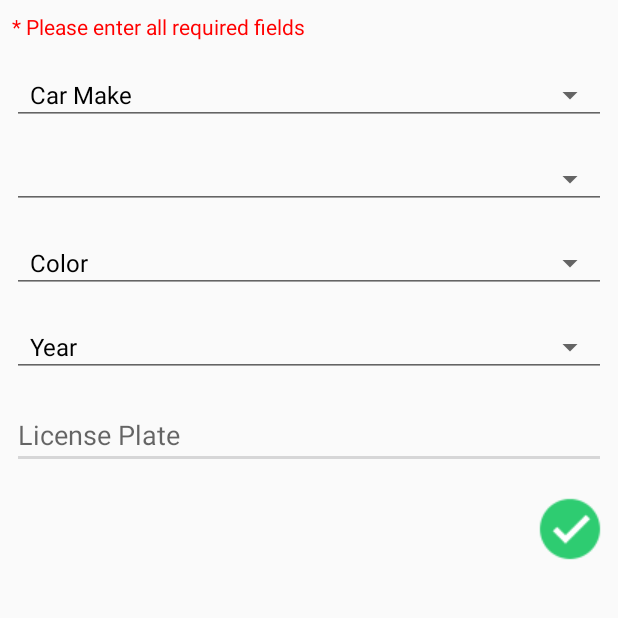
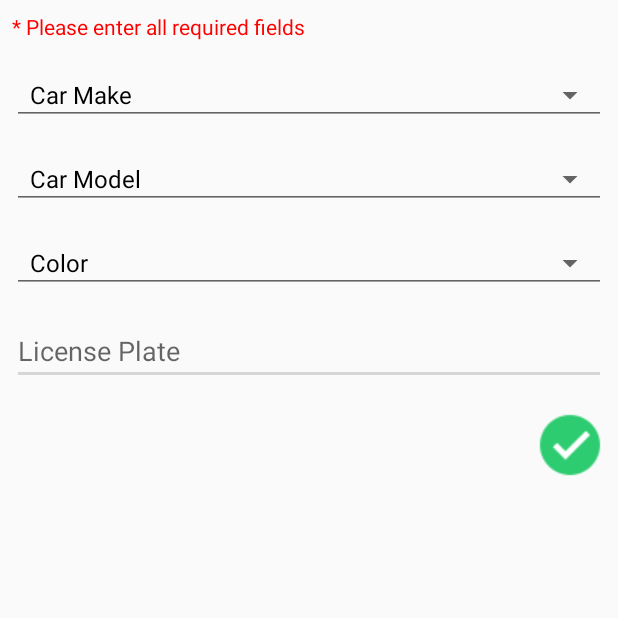
Before and after one commit to stephenfung98/OpenSpot, an Android app: the VehicleInfoActivity screen opened directly, with no data from a screen before it, on a phone screen of 412 x 824 dp, the top half of it. Run offline under Robolectric (Android 15) with nearby library versions, the phone set to English and light mode, and no system bars; our stand-ins replace Firebase (no records; nobody signed in at launch, a user with empty details on screens opened directly).

Commit message:
Implemented Firebase FireStore
-Implemented Firebase FireStore
-When user inputs their data and clicks the checkmark image button, their vehicle information will be stored on the database.

```diff
--- a/Android/MyApplication/app/build.gradle
+++ b/Android/MyApplication/app/build.gradle
@@ -37,6 +37,7 @@ dependencies {
     implementation 'com.google.firebase:firebase-database:16.0.1'
     implementation 'com.google.firebase:firebase-storage:16.0.1'
     implementation 'com.google.firebase:firebase-auth:16.1.0'
+    implementation 'com.google.firebase:firebase-firestore:18.0.1'
     implementation 'com.google.android.gms:play-services-auth:16.0.0'
     implementation 'com.google.firebase:firebase-core:9.6.1'
     implementation 'com.google.android.gms:play-services-maps:16.1.0'
--- a/Android/MyApplication/app/src/main/java/com/example/openspot/MainActivity.kt
+++ b/Android/MyApplication/app/src/main/java/com/example/openspot/MainActivity.kt
@@ -51,7 +51,7 @@ class MainActivity : AppCompatActivity() {
 
             if (resultCode == Activity.RESULT_OK) {
                 // Successfully signed in
-                val intent = Intent(this@MainActivity, NavigationActivity::class.java)
+                val intent = Intent(this@MainActivity, VehicleInfoActivity::class.java)
                 startActivity(intent)
                 finish()
             }
--- a/Android/MyApplication/app/src/main/java/com/example/openspot/VehicleInfoActivity.kt
+++ b/Android/MyApplication/app/src/main/java/com/example/openspot/VehicleInfoActivity.kt
@@ -1,60 +1,97 @@
 package com.example.openspot
 
-import android.content.Intent
 import android.support.v7.app.AppCompatActivity
 import android.os.Bundle
-import android.widget.ArrayAdapter
-import android.widget.Spinner
+import android.util.Log
+import android.view.View
+import com.google.firebase.firestore.FirebaseFirestore
+import android.content.Intent
+import android.widget.*
+import android.widget.EditText
+import kotlinx.android.synthetic.main.activity_vehicle_info.*
 
-class VehicleInfoActivity : AppCompatActivity() {
+
+class VehicleInfoActivity : AppCompatActivity(){
+
+    companion object {
+        const val TAG = "VehicleInfoActivity"
+    }
+    private val db = FirebaseFirestore.getInstance()
 
     override fun onCreate(savedInstanceState: Bundle?) {
         super.onCreate(savedInstanceState)
         setTheme(R.style.AppTheme)
         setContentView(R.layout.activity_vehicle_info)
 
-        val list = arrayListOf("Ford","Honda","Nissan","Toyota","Volkswagen","Car Make")
-        val listSize = list.size -1
-
+        //*****************Car Make Spinner********************//
+        val carMake = arrayListOf("Ford","Honda","Nissan","Toyota","Volkswagen","Car Make")
+        val carMakeSize = carMake.size -1
         val spinner: Spinner = findViewById(R.id.spinner)
-
-        val dataAdapter = object : ArrayAdapter<String>(this, android.R.layout.simple_spinner_dropdown_item, list) {
+        val dataAdapter = object : ArrayAdapter<String>(this, android.R.layout.simple_spinner_dropdown_item, carMake) {
             override fun getCount(): Int {
-                return listSize // Truncate the list
+                return carMakeSize // Truncate the list
             }
         }
         dataAdapter.setDropDownViewResource(android.R.layout.simple_spinner_dropdown_item)
         spinner.adapter = dataAdapter
-        spinner.setSelection(listSize)
+        spinner.setSelection(carMakeSize)
 
-        val list3 = arrayListOf("Black","Blue","Green","Red","White","Color")
-        val listSize3 = list.size -1
 
+        //*****************Car Model Spinner********************//
+        val carModel = arrayListOf("Mercury","Jupiter","Venus","Earth","Saturn","Car Model")
+        val carModelSize = carModel.size -1
+        val spinner2: Spinner = findViewById(R.id.spinner2)
+        val dataAdapter2 = object : ArrayAdapter<String>(this, android.R.layout.simple_spinner_dropdown_item, carModel) {
+            override fun getCount(): Int {
+                return carModelSize // Truncate the list
+            }
+        }
+        dataAdapter.setDropDownViewResource(android.R.layout.simple_spinner_dropdown_item)
+        spinner2.adapter = dataAdapter2
+        spinner2.setSelection(carModelSize)
+
+
+        //*****************Car Color Spinner********************//
+        val carColor = arrayListOf("Aluminum", "Beige", "Black", "Blue",
+            "Brown", "Bronze", "Claret", "Copper", "Cream", "Gold", "Gray", "Green",
+            "Maroon", "Metallic", "Navy", "Orange", "Pink", "Purple", "Red", "Rose",
+            "Rust", "Silver", "Tan", "Turquoise", "White", "Yellow","Color")
+        val carColorSize = carColor.size -1
         val spinner3: Spinner = findViewById(R.id.spinner3)
-
-        val dataAdapter3 = object : ArrayAdapter<String>(this, android.R.layout.simple_spinner_dropdown_item, list3) {
+        val dataAdapter3 = object : ArrayAdapter<String>(this, android.R.layout.simple_spinner_dropdown_item, carColor) {
             override fun getCount(): Int {
-                return listSize3 // Truncate the list
+                return carColorSize // Truncate the list
             }
         }
         dataAdapter3.setDropDownViewResource(android.R.layout.simple_spinner_dropdown_item)
         spinner3.adapter = dataAdapter3
-        spinner3.setSelection(listSize)
+        spinner3.setSelection(carColorSize)
+    }
 
+     private fun saveVehicleInfo(view :View){
+        val editText = findViewById<EditText>(R.id.edit_license)
+        val value = editText.text.toString()
 
-        val list4 = arrayListOf("2019","2018","2017","2016","2015","Year")
-        val listSize4 = list.size -1
+        val user = HashMap<String, Any>()
+        user["CarMake"] = spinner.selectedItem.toString()
+        user["CarModel"] = spinner2.selectedItem.toString()
+        user["CarColor"] = spinner3.selectedItem.toString()
+        user["LicensePlate"] = value
 
+    // Add a new document with a generated ID
+        db.collection("Users")
+            .add(user)
+            .addOnSuccessListener { documentReference ->
+                Log.d(TAG, "DocumentSnapshot added with ID: ${documentReference.id}")
+            }
+            .addOnFailureListener { e ->
+                Log.w(TAG, "Error adding document", e)
+            }
+    }
 
-        val spinner4: Spinner = findViewById(R.id.spinner4)
-
-        val dataAdapter4 = object : ArrayAdapter<String>(this, android.R.layout.simple_spinner_dropdown_item, list4) {
-            override fun getCount(): Int {
-                return listSize4 // Truncate the list
-            }
-        }
-        dataAdapter4.setDropDownViewResource(android.R.layout.simple_spinner_dropdown_item)
-        spinner4.adapter = dataAdapter4
-        spinner4.setSelection(listSize)
+    fun clickButton(v : View){
+        saveVehicleInfo(v)
+        val i = Intent(this@VehicleInfoActivity, NavigationActivity::class.java)
+        startActivity(i)
     }
 }
--- a/Android/MyApplication/app/src/main/res/layout/activity_vehicle_info.xml
+++ b/Android/MyApplication/app/src/main/res/layout/activity_vehicle_info.xml
@@ -88,16 +88,6 @@
     <!--android:layout_marginLeft="8dp"-->
     <!--android:layout_marginRight="8dp"/>-->
 
-    <Spinner
-            android:id="@+id/spinner4"
-            android:layout_width="match_parent"
-            android:layout_height="40dp"
-            android:layout_below="@id/spinner3"
-            style="@style/Base.Widget.AppCompat.Spinner.Underlined"
-            android:spinnerMode="dialog"
-            android:layout_marginLeft="8dp"
-            android:layout_marginRight="8dp"
-            android:layout_marginVertical="8dp"/>
     <!--<TextView-->
     <!--android:layout_width="wrap_content"-->
     <!--android:layout_height="wrap_content"-->
@@ -112,7 +102,7 @@
             android:id="@+id/edit_license"
             android:layout_width="match_parent"
             android:layout_height="wrap_content"
-            android:layout_below="@id/spinner4"
+            android:layout_below="@id/spinner3"
             android:inputType="textNoSuggestions"
             android:maxLines="1"
             android:lines="1"
@@ -129,6 +119,7 @@
             android:layout_height="wrap_content"
             android:src="@drawable/check_mark"
             android:background="@null"
+            android:onClick="clickButton"
             android:layout_below="@id/edit_license"
             android:layout_marginRight="8dp"
             android:layout_marginTop="8dp"
```
Also changed, not shown: Android/MyApplication/app/src/main/AndroidManifest.xml (+3 -8 lines).
